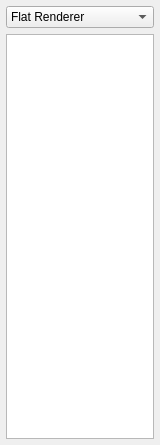
Qt form frontends/qgaia/SidebarWidget.ui (AMDmi3/gaia-legacy) before a commit.
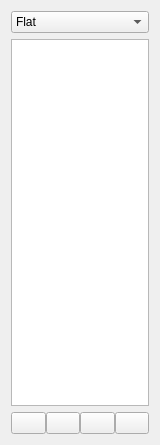
The same form after that commit. Icons and pictures are not drawn.

```diff
--- a/frontends/qgaia/SidebarWidget.ui
+++ b/frontends/qgaia/SidebarWidget.ui
@@ -19,26 +19,11 @@
    <string>Sidebar</string>
   </property>
   <layout class="QVBoxLayout" >
-   <property name="spacing" >
-    <number>6</number>
-   </property>
-   <property name="leftMargin" >
-    <number>6</number>
-   </property>
-   <property name="topMargin" >
-    <number>6</number>
-   </property>
-   <property name="rightMargin" >
-    <number>6</number>
-   </property>
-   <property name="bottomMargin" >
-    <number>6</number>
-   </property>
    <item>
     <widget class="QComboBox" name="renderer_combo_" >
      <item>
       <property name="text" >
-       <string>Flat Renderer</string>
+       <string>Flat</string>
       </property>
      </item>
      <item>
@@ -49,7 +34,54 @@
     </widget>
    </item>
    <item>
-    <widget class="QListView" name="layer_tree_" />
+    <widget class="QTreeView" name="layer_tree_" />
+   </item>
+   <item>
+    <layout class="QHBoxLayout" >
+     <property name="spacing" >
+      <number>0</number>
+     </property>
+     <item>
+      <widget class="QPushButton" name="layer_up_button_" >
+       <property name="text" >
+        <string/>
+       </property>
+       <property name="icon" >
+        <iconset resource="qgaia.qrc" >:/resources/up.png</iconset>
+       </property>
+      </widget>
+     </item>
+     <item>
+      <widget class="QPushButton" name="layer_down_button_" >
+       <property name="text" >
+        <string/>
+       </property>
+       <property name="icon" >
+        <iconset resource="qgaia.qrc" >:/resources/down.png</iconset>
+       </property>
+      </widget>
+     </item>
+     <item>
+      <widget class="QPushButton" name="layer_add_button_" >
+       <property name="text" >
+        <string/>
+       </property>
+       <property name="icon" >
+        <iconset resource="qgaia.qrc" >:/resources/add.png</iconset>
+       </property>
+      </widget>
+     </item>
+     <item>
+      <widget class="QPushButton" name="layer_remove_button_" >
+       <property name="text" >
+        <string/>
+       </property>
+       <property name="icon" >
+        <iconset resource="qgaia.qrc" >:/resources/delete.png</iconset>
+       </property>
+      </widget>
+     </item>
+    </layout>
    </item>
   </layout>
  </widget>
```
Left out of the diff: 6 changed lines with no effect on the pictures.
